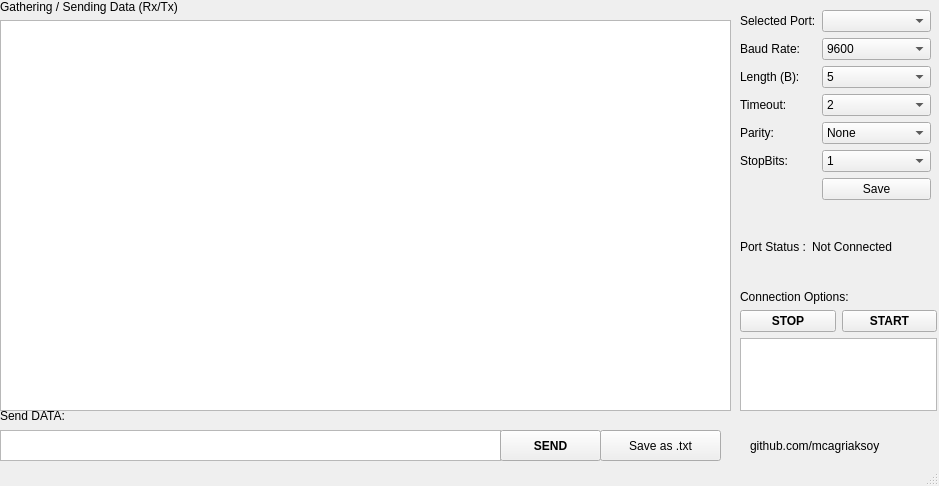
Before: the Qt Designer form ui/main_window.ui in mcagriaksoy/Serial-Communication-GUI-Program, drawn with Qt 5.
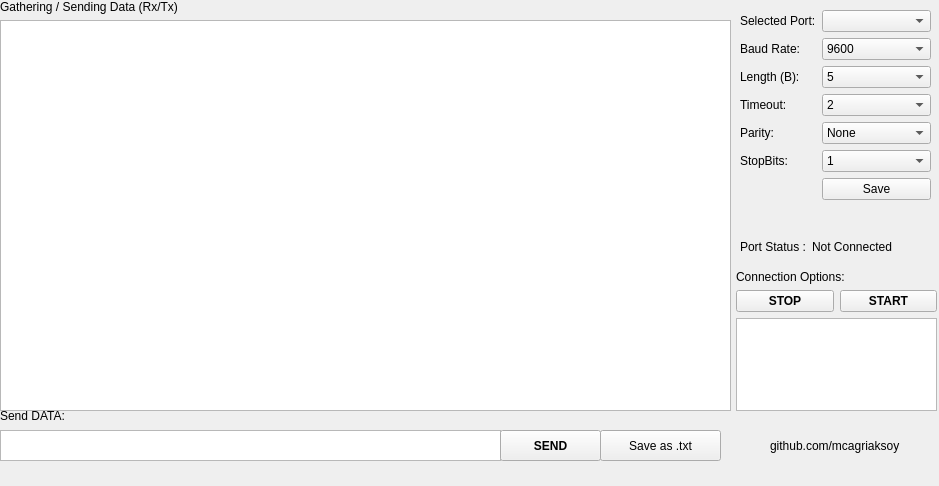
After: the same form once the commit is applied. Icons and pictures are not drawn.

```diff
--- a/ui/main_window.ui
+++ b/ui/main_window.ui
@@ -328,10 +328,10 @@
    <widget class="QWidget" name="verticalLayoutWidget">
     <property name="geometry">
      <rect>
-      <x>740</x>
-      <y>290</y>
-      <width>197</width>
-      <height>121</height>
+      <x>736</x>
+      <y>270</y>
+      <width>201</width>
+      <height>141</height>
      </rect>
     </property>
     <layout class="QVBoxLayout" name="verticalLayout">
@@ -440,7 +440,7 @@
    <widget class="QLabel" name="label">
     <property name="geometry">
      <rect>
-      <x>750</x>
+      <x>770</x>
       <y>430</y>
       <width>141</width>
       <height>31</height>
@@ -451,7 +451,6 @@
     </property>
    </widget>
   </widget>
-  <widget class="QStatusBar" name="statusbar"/>
   <action name="actionAna_Ekran">
    <property name="text">
     <string>Ana Ekran</string>
```
Left out of the diff: 4 changed lines with no effect on the pictures.
